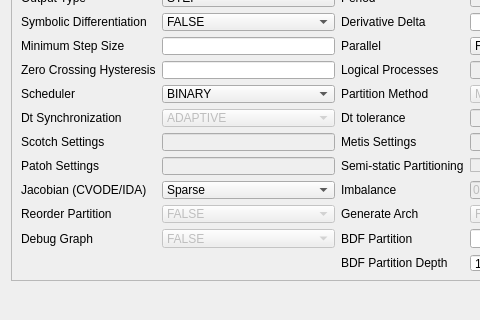
Qt form ui/run.ui (CIFASIS/qss-solver) before a commit; both pictures show x 0 to 480 and y 286 to 606 of the 664 by 606 pixel window.
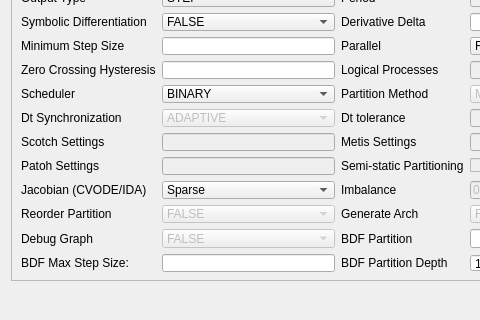
The same form after that commit.

Commit message: Added BDF Max Step parameter for mixed mode algorithms.

What changed in the file:
```diff
--- a/ui/run.ui
+++ b/ui/run.ui
@@ -653,6 +653,16 @@
         </property>
        </widget>
       </item>
+      <item row="13" column="0">
+       <widget class="QLabel" name="_BDFMaxStepLbl">
+        <property name="text">
+         <string>BDF Max Step Size:</string>
+        </property>
+       </widget>
+      </item>
+      <item row="13" column="1">
+       <widget class="QLineEdit" name="_BDFMaxStep"/>
+      </item>
      </layout>
     </widget>
    </item>
```
The commit also changes 6 other files.
